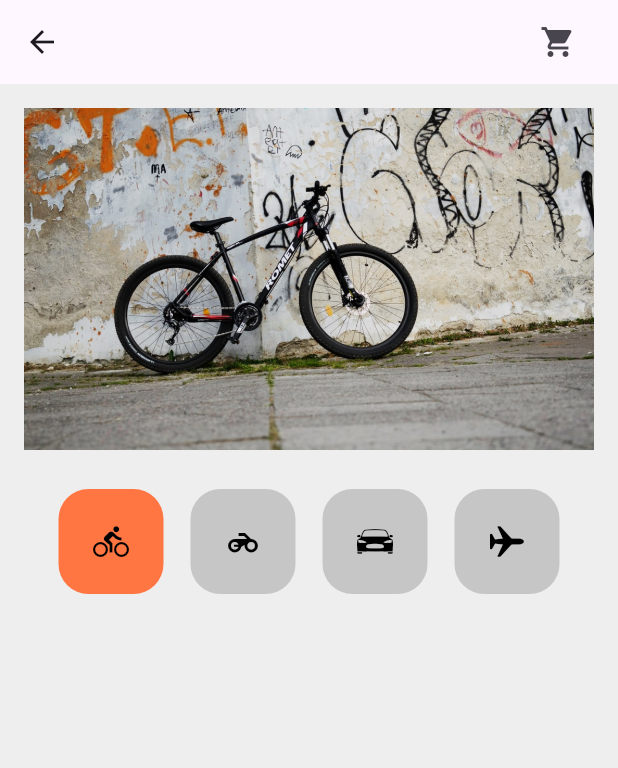
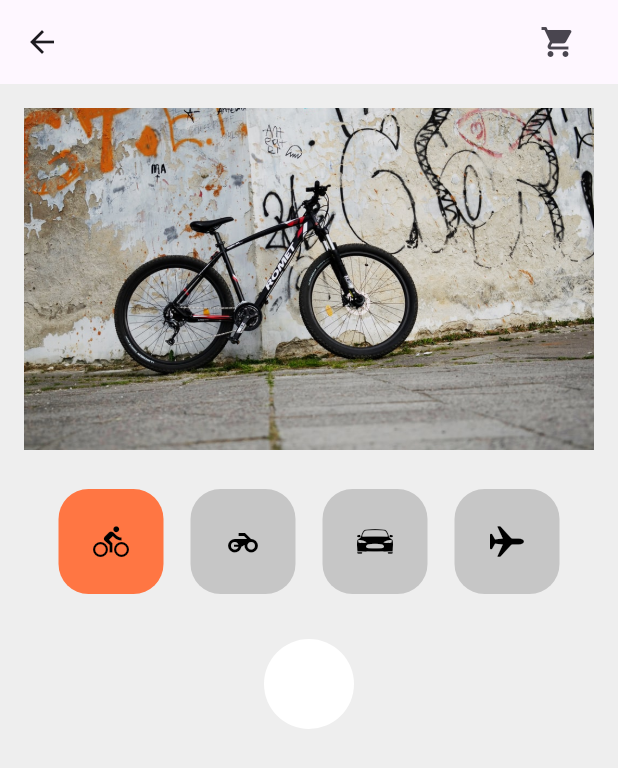
Before and after one commit to 9oj0e/flutter_shoppingcart, a Flutter app: the screen it shows after launch, on a phone screen of 412 x 824 dp. Shown: the top 768 px of the screen. Run offline on Flutter 3.47's test engine with Material 3 defaults, Android fonts, the phone set to English and light mode, and no system bars.

Commit message:
init: shoppingcart_detail

```diff
--- a/lib/components/shoppingcart_detail.dart
+++ b/lib/components/shoppingcart_detail.dart
@@ -1,9 +1,46 @@
+import 'package:flutter/cupertino.dart';
 import 'package:flutter/material.dart';
 
 class ShoppingCartDetail extends StatelessWidget {
-
   @override
   Widget build(BuildContext context) {
+    return Container(
+      decoration: BoxDecoration(
+        color: Colors.white,
+        borderRadius: BorderRadius.circular(40),
+      ),
+      child: Padding(
+        padding: const EdgeInsets.all(30.0),
+        child: Column(
+          crossAxisAlignment: CrossAxisAlignment.start,
+          children: [
+            _buildDetailNameAndPrice(),
+            _buildDetailRatingAndReviewCount(),
+            _buildDetailColorOptions(),
+            _buildDetailButton(context),
+          ],
+        ),
+      ),
+    );
+  }
+
+  Widget _buildDetailNameAndPrice() {
+    return SizedBox();
+  }
+
+  Widget _buildDetailRatingAndReviewCount() {
+    return SizedBox();
+  }
+
+  Widget _buildDetailColorOptions() {
+    return SizedBox();
+  }
+
+  Widget _buildDetailIcon(IconData mIcon) {
+    return SizedBox();
+  }
+
+  Widget _buildDetailButton(BuildContext context) {
     return SizedBox();
   }
 }
```
